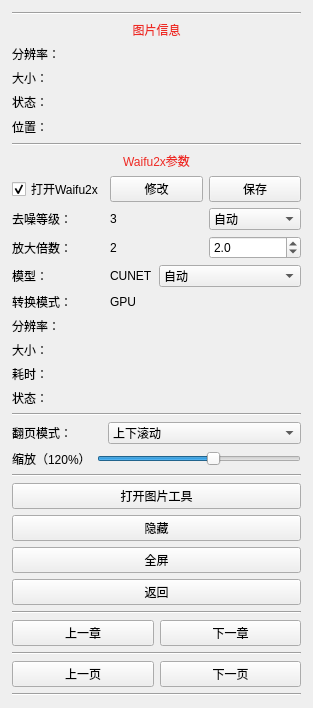
Old version of the form ui/readimg.ui in the repository tonquer/picacg-qt.
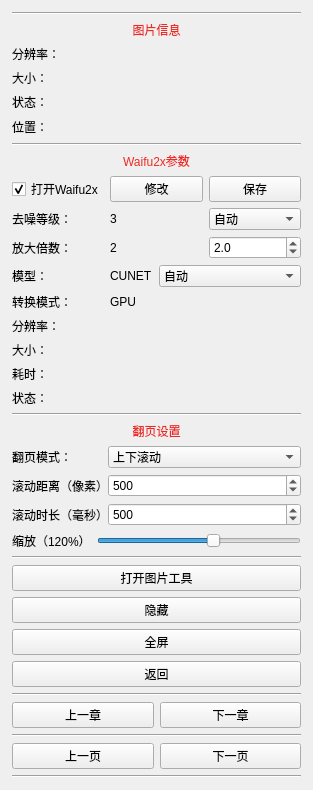
New version of the form.

Diff of the .ui file:
```diff
--- a/ui/readimg.ui
+++ b/ui/readimg.ui
@@ -393,6 +393,19 @@
          </property>
         </widget>
        </item>
+       <item>
+        <widget class="QLabel" name="label_6">
+         <property name="styleSheet">
+          <string notr="true">color: #ee2a24</string>
+         </property>
+         <property name="text">
+          <string>翻页设置</string>
+         </property>
+         <property name="alignment">
+          <set>Qt::AlignCenter</set>
+         </property>
+        </widget>
+       </item>
        <item>
         <layout class="QHBoxLayout" name="horizontalLayout_11">
          <item>
@@ -450,6 +463,69 @@
          </item>
         </layout>
        </item>
+       <item>
+        <layout class="QHBoxLayout" name="horizontalLayout_4">
+         <item>
+          <widget class="QLabel" name="label_7">
+           <property name="maximumSize">
+            <size>
+             <width>90</width>
+             <height>16777215</height>
+            </size>
+           </property>
+           <property name="text">
+            <string>滚动距离（像素）：</string>
+           </property>
+          </widget>
+         </item>
+         <item>
+          <widget class="QSpinBox" name="scrollSize">
+           <property name="minimum">
+            <number>1</number>
+           </property>
+           <property name="maximum">
+            <number>100000</number>
+           </property>
+           <property name="value">
+            <number>500</number>
+           </property>
+          </widget>
+         </item>
+        </layout>
+       </item>
+       <item>
+        <layout class="QHBoxLayout" name="horizontalLayout_12">
+         <item>
+          <widget class="QLabel" name="label_10">
+           <property name="maximumSize">
+            <size>
+             <width>90</width>
+             <height>16777215</height>
+            </size>
+           </property>
+           <property name="text">
+            <string>滚动时长（毫秒）</string>
+           </property>
+          </widget>
+         </item>
+         <item>
+          <widget class="QSpinBox" name="scrollTime">
+           <property name="minimum">
+            <number>100</number>
+           </property>
+           <property name="maximum">
+            <number>600000</number>
+           </property>
+           <property name="singleStep">
+            <number>100</number>
+           </property>
+           <property name="value">
+            <number>500</number>
+           </property>
+          </widget>
+         </item>
+        </layout>
+       </item>
        <item>
         <layout class="QHBoxLayout" name="horizontalLayout_10">
          <item>
```
Left out of the diff: 74 changed lines with no effect on the pictures.
